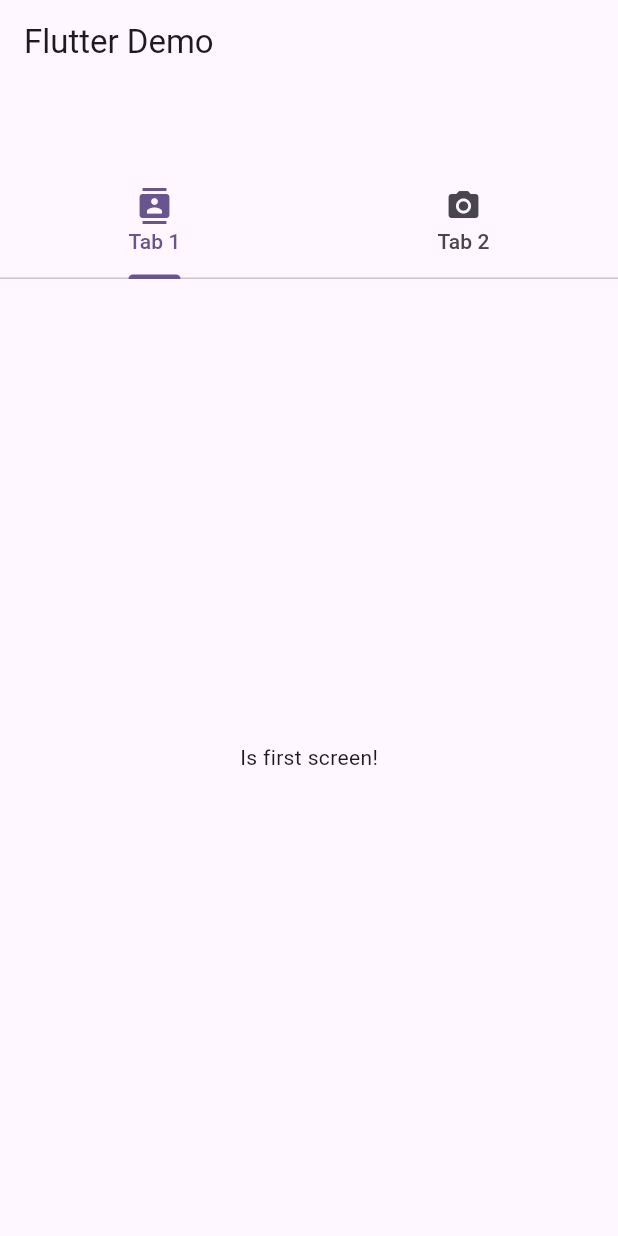
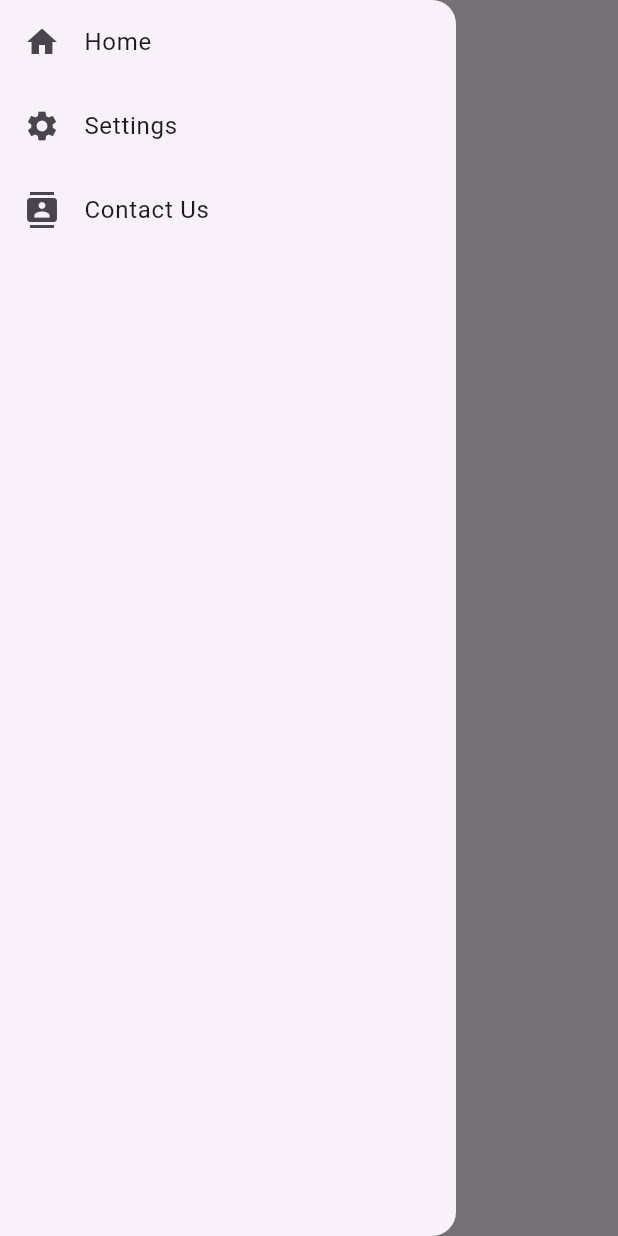
Before and after one commit to avnendv/flutter_widget_sample, a Flutter app: the screen it shows after launch, with the side drawer open (before the commit the screen has no drawer), on a phone screen of 412 x 824 dp. Run offline on Flutter 3.47's test engine with Material 3 defaults, Android fonts, the phone set to English and light mode, and no system bars.

Commit message:
base drawer

```diff
--- a/lib/main.dart
+++ b/lib/main.dart
@@ -1,5 +1,5 @@
 import 'package:flutter/material.dart';
-import 'package:widget_example/my_custom_tabbar.dart';
+import 'package:widget_example/my_custom_drawer.dart';
 
 void main() {
   runApp(const MyApp());
@@ -17,11 +17,7 @@ class MyApp extends StatelessWidget {
         colorScheme: ColorScheme.fromSeed(seedColor: Colors.deepPurple),
         useMaterial3: true,
       ),
-      home: Scaffold(
-          appBar: AppBar(
-            title: const Text('Flutter Demo'),
-          ),
-          body: const MyCustomTabBar()),
+      home: const SafeArea(child: MyCustomDrawer()),
     );
   }
 }
--- /dev/null
+++ b/lib/my_custom_drawer.dart
@@ -0,0 +1,42 @@
+import 'package:flutter/material.dart';
+
+class MyCustomDrawer extends StatelessWidget {
+  const MyCustomDrawer({super.key});
+
+  @override
+  Widget build(BuildContext context) {
+    return Scaffold(
+      appBar: AppBar(
+        title: const Text('Flutter Demo'),
+      ),
+      drawer: Drawer(
+        child: ListView(
+          padding: EdgeInsets.zero,
+          children: [
+            ListTile(
+              leading: const Icon(Icons.home),
+              title: Text("Home"),
+              onTap: () {
+                Navigator.pop(context);
+              },
+            ),
+            ListTile(
+              leading: const Icon(Icons.settings),
+              title: const Text("Settings"),
+              onTap: () {
+                Navigator.pop(context);
+              },
+            ),
+            ListTile(
+              leading: const Icon(Icons.contacts),
+              title: const Text("Contact Us"),
+              onTap: () {
+                Navigator.pop(context);
+              },
+            ),
+          ],
+        ),
+      ),
+    );
+  }
+}
```
